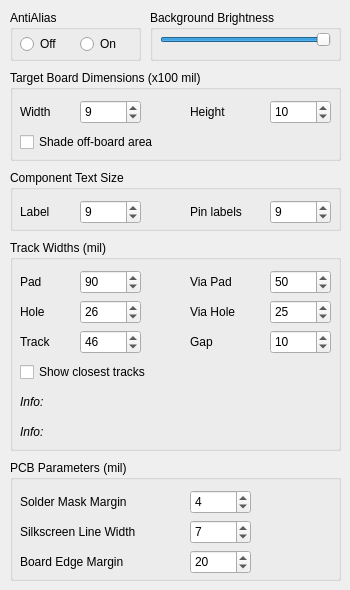
melak/veroroute, file src/renderingdialog.ui: the form before one commit.
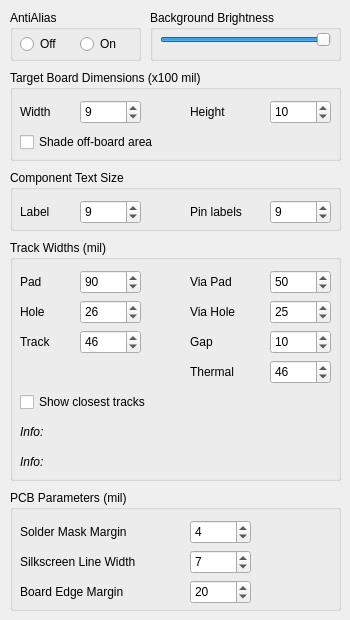
The form after the commit.

Commit message: Add control for width of thermal relief tags

Diff of the .ui file:
```diff
--- a/src/renderingdialog.ui
+++ b/src/renderingdialog.ui
@@ -7,7 +7,7 @@
     <x>0</x>
     <y>0</y>
     <width>350</width>
-    <height>590</height>
+    <height>620</height>
    </rect>
   </property>
   <property name="minimumSize">
@@ -19,7 +19,7 @@
   <property name="maximumSize">
    <size>
     <width>350</width>
-    <height>590</height>
+    <height>620</height>
    </size>
   </property>
   <property name="windowTitle">
@@ -270,7 +270,7 @@
      <x>10</x>
      <y>240</y>
      <width>331</width>
-     <height>211</height>
+     <height>241</height>
     </rect>
    </property>
    <property name="title">
@@ -526,29 +526,6 @@
     <property name="geometry">
      <rect>
       <x>10</x>
-      <y>150</y>
-      <width>311</width>
-      <height>24</height>
-     </rect>
-    </property>
-    <property name="font">
-     <font>
-      <weight>50</weight>
-      <italic>true</italic>
-      <bold>false</bold>
-     </font>
-    </property>
-    <property name="text">
-     <string>Info:</string>
-    </property>
-    <property name="alignment">
-     <set>Qt::AlignLeading|Qt::AlignLeft|Qt::AlignVCenter</set>
-    </property>
-   </widget>
-   <widget class="QLabel" name="label_info_2">
-    <property name="geometry">
-     <rect>
-      <x>10</x>
       <y>180</y>
       <width>311</width>
       <height>24</height>
@@ -568,11 +545,34 @@
      <set>Qt::AlignLeading|Qt::AlignLeft|Qt::AlignVCenter</set>
     </property>
    </widget>
+   <widget class="QLabel" name="label_info_2">
+    <property name="geometry">
+     <rect>
+      <x>10</x>
+      <y>210</y>
+      <width>311</width>
+      <height>24</height>
+     </rect>
+    </property>
+    <property name="font">
+     <font>
+      <weight>50</weight>
+      <italic>true</italic>
+      <bold>false</bold>
+     </font>
+    </property>
+    <property name="text">
+     <string>Info:</string>
+    </property>
+    <property name="alignment">
+     <set>Qt::AlignLeading|Qt::AlignLeft|Qt::AlignVCenter</set>
+    </property>
+   </widget>
    <widget class="QCheckBox" name="closeTracks">
     <property name="geometry">
      <rect>
       <x>10</x>
-      <y>120</y>
+      <y>150</y>
       <width>311</width>
       <height>24</height>
      </rect>
@@ -590,12 +590,53 @@
      <string>Show closest tracks </string>
     </property>
    </widget>
+   <widget class="QLabel" name="label_tag">
+    <property name="geometry">
+     <rect>
+      <x>180</x>
+      <y>120</y>
+      <width>61</width>
+      <height>24</height>
+     </rect>
+    </property>
+    <property name="text">
+     <string>Thermal</string>
+    </property>
+    <property name="alignment">
+     <set>Qt::AlignLeading|Qt::AlignLeft|Qt::AlignVCenter</set>
+    </property>
+   </widget>
+   <widget class="QSpinBox" name="tagWidth">
+    <property name="geometry">
+     <rect>
+      <x>260</x>
+      <y>120</y>
+      <width>61</width>
+      <height>24</height>
+     </rect>
+    </property>
+    <property name="toolTip">
+     <string>Thermal relief tag width (1 mil = 0.001 inches)</string>
+    </property>
+    <property name="minimum">
+     <number>4</number>
+    </property>
+    <property name="maximum">
+     <number>50</number>
+    </property>
+    <property name="singleStep">
+     <number>1</number>
+    </property>
+    <property name="value">
+     <number>46</number>
+    </property>
+   </widget>
   </widget>
   <widget class="QGroupBox" name="groupBox_pcb">
    <property name="geometry">
     <rect>
      <x>10</x>
-     <y>460</y>
+     <y>490</y>
      <width>331</width>
      <height>121</height>
     </rect>
```
Left out of the diff: 1 changed line with no effect on the pictures. The commit also changes 12 other files.
